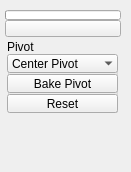
m3trik/Scripts_portable, file ui/1_base_menus/2_sub_menus/3_main_menus/pivot.ui: the form before one commit.
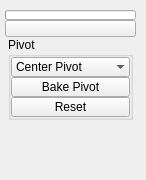
The form after the commit. Custom widgets are drawn as their Qt base class.

The edit to the form file:
```diff
--- a/ui/1_base_menus/2_sub_menus/3_main_menus/pivot.ui
+++ b/ui/1_base_menus/2_sub_menus/3_main_menus/pivot.ui
@@ -9,8 +9,8 @@
    <rect>
     <x>0</x>
     <y>0</y>
-    <width>131</width>
-    <height>172</height>
+    <width>146</width>
+    <height>180</height>
    </rect>
   </property>
   <property name="minimumSize">
@@ -43,8 +43,8 @@
      <rect>
       <x>5</x>
       <y>10</y>
-      <width>116</width>
-      <height>136</height>
+      <width>131</width>
+      <height>159</height>
      </rect>
     </property>
     <layout class="QGridLayout" name="gridLayout_2">
@@ -84,7 +84,7 @@
        <item>
         <layout class="QVBoxLayout" name="verticalLayout">
          <property name="spacing">
-          <number>12</number>
+          <number>0</number>
          </property>
          <item>
           <widget class="QGroupBox" name="Pivot">
@@ -93,35 +93,77 @@
            </property>
            <property name="minimumSize">
             <size>
-             <width>0</width>
-             <height>74</height>
+             <width>125</width>
+             <height>0</height>
             </size>
            </property>
            <property name="maximumSize">
             <size>
-             <width>111</width>
-             <height>70</height>
+             <width>125</width>
+             <height>999</height>
             </size>
            </property>
            <property name="title">
             <string>Pivot</string>
            </property>
+           <layout class="QVBoxLayout" name="verticalLayout_2">
+            <property name="spacing">
+             <number>0</number>
+            </property>
+            <property name="leftMargin">
+             <number>0</number>
+            </property>
+            <property name="topMargin">
+             <number>0</number>
+            </property>
+            <property name="rightMargin">
+             <number>0</number>
+            </property>
+            <property name="bottomMargin">
+             <number>0</number>
+            </property>
+            <item>
+             <widget class="QComboBox_" name="cmb001">
+              <property name="minimumSize">
+               <size>
+                <width>0</width>
+                <height>20</height>
+               </size>
+              </property>
+              <property name="maximumSize">
+               <size>
+                <width>999</width>
+                <height>20</height>
+               </size>
+              </property>
+              <property name="sizeAdjustPolicy">
+               <enum>QComboBox::AdjustToContents</enum>
+              </property>
+              <property name="frame">
+               <bool>false</bool>
+              </property>
+              <item>
+               <property name="text">
+                <string>Center Pivot</string>
+               </property>
+              </item>
+             </widget>
+            </item>
+            <item>
            <widget class="QPushButton" name="b004">
             <property name="enabled">
              <bool>true</bool>
             </property>
-            <property name="geometry">
-             <rect>
-              <x>0</x>
-              <y>35</y>
-              <width>111</width>
-              <height>19</height>
-             </rect>
+              <property name="minimumSize">
+               <size>
+                <width>0</width>
+                <height>20</height>
+               </size>
             </property>
             <property name="maximumSize">
              <size>
-              <width>111</width>
-              <height>19</height>
+                <width>999</width>
+                <height>20</height>
              </size>
             </property>
             <property name="toolTip">
@@ -137,22 +179,22 @@
              </size>
             </property>
            </widget>
+            </item>
+            <item>
            <widget class="QToolButton_" name="tb000">
             <property name="enabled">
              <bool>true</bool>
             </property>
-            <property name="geometry">
-             <rect>
-              <x>0</x>
-              <y>55</y>
-              <width>111</width>
-              <height>19</height>
-             </rect>
+              <property name="minimumSize">
+               <size>
+                <width>0</width>
+                <height>20</height>
+               </size>
             </property>
             <property name="maximumSize">
              <size>
-              <width>111</width>
-              <height>19</height>
+                <width>999</width>
+                <height>20</height>
              </size>
             </property>
             <property name="toolTip">
@@ -168,39 +210,8 @@
              </size>
             </property>
            </widget>
-           <widget class="QComboBox_" name="cmb001">
-            <property name="geometry">
-             <rect>
-              <x>0</x>
-              <y>15</y>
-              <width>111</width>
-              <height>19</height>
-             </rect>
-            </property>
-            <property name="minimumSize">
-             <size>
-              <width>111</width>
-              <height>19</height>
-             </size>
-            </property>
-            <property name="maximumSize">
-             <size>
-              <width>999</width>
-              <height>19</height>
-             </size>
-            </property>
-            <property name="sizeAdjustPolicy">
-             <enum>QComboBox::AdjustToContents</enum>
-            </property>
-            <property name="frame">
-             <bool>false</bool>
-            </property>
-            <item>
-             <property name="text">
-              <string>Center Pivot</string>
-             </property>
             </item>
-           </widget>
+           </layout>
           </widget>
          </item>
          <item>
@@ -257,16 +268,16 @@
    <extends>QProgressBar</extends>
    <header>widgets.qprogressbar_.h</header>
   </customwidget>
-  <customwidget>
-   <class>QToolButton_</class>
-   <extends>QToolButton</extends>
-   <header>widgets.qtoolbutton_.h</header>
-  </customwidget>
   <customwidget>
    <class>QComboBox_</class>
    <extends>QComboBox</extends>
    <header>widgets.qcombobox_.h</header>
   </customwidget>
+  <customwidget>
+   <class>QToolButton_</class>
+   <extends>QToolButton</extends>
+   <header>widgets.qtoolbutton_.h</header>
+  </customwidget>
  </customwidgets>
  <resources/>
  <connections/>
```
Lines whose indentation alone changed are shown as unchanged.
